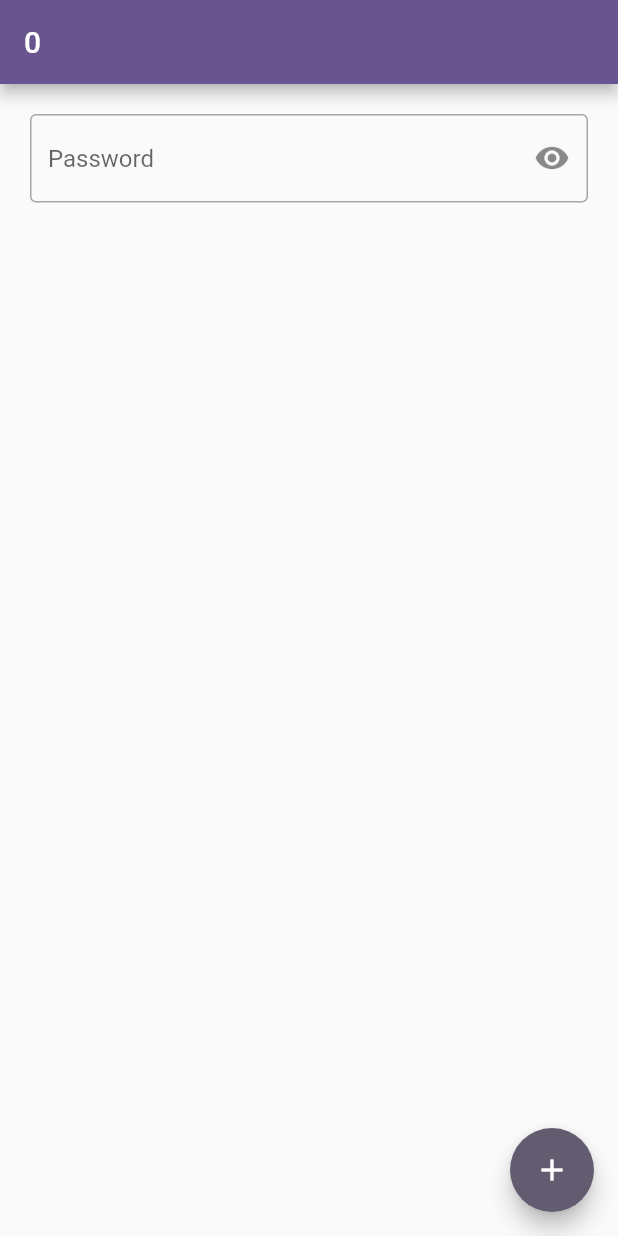
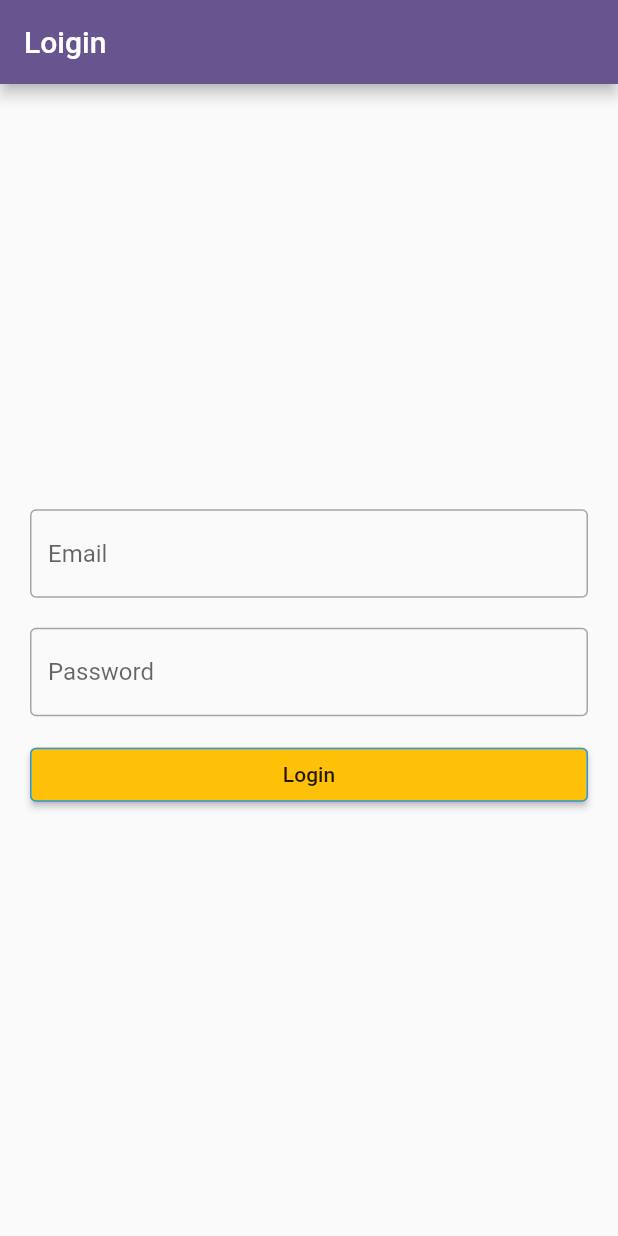
Before and after one commit to RoySujon/provider_prectice_demo, a Flutter app: the screen it shows after launch, on a phone screen of 412 x 824 dp. Run offline on Flutter 3.47's test engine with Material 2 defaults, Android fonts, the phone set to English and light mode, and no system bars.

Commit message:
login Authentication by Provider with consumer

```diff
--- a/lib/main.dart
+++ b/lib/main.dart
@@ -3,6 +3,7 @@ import 'package:provider/provider.dart';
 import 'package:provider_prectice_demo/res/provider/provider_list.dart';
 import 'package:provider_prectice_demo/res/provider/theme_changer.dart';
 import 'package:provider_prectice_demo/res/routes/routes.dart';
+import 'package:provider_prectice_demo/screen/login/login_view.dart';
 
 import 'package:provider_prectice_demo/screen/value_notifi_listener.dart';
 // import 'package:provider_prectice_demo/screen/favorite/favorite_screen.dart';
@@ -32,7 +33,7 @@ class MyApp extends StatelessWidget {
             ),
             // home: const DarkScreen(),
 
-            home: NotifyListenerScreen(),
+            home: LoginView(),
             routes: AppRoutes.routes(),
           ),
         );
--- a/lib/res/provider/provider_list.dart
+++ b/lib/res/provider/provider_list.dart
@@ -2,11 +2,13 @@ import 'package:provider/provider.dart';
 import 'package:provider/single_child_widget.dart';
 import 'package:provider_prectice_demo/provider/favorite_provider.dart';
 import 'package:provider_prectice_demo/provider_model.dart';
+import 'package:provider_prectice_demo/res/provider/auth_provider.dart';
 import 'package:provider_prectice_demo/res/provider/theme_changer.dart';
 
 class Providers {
   static List<SingleChildWidget> providers() => [
         ChangeNotifierProvider(create: (context) => ProviderDemo()),
+        ChangeNotifierProvider(create: (context) => AuthProvider()),
         ChangeNotifierProvider(create: (context) => FavoriteModel()),
         ChangeNotifierProvider(create: (context) => ThemeChanger()),
       ];
--- a/lib/res/routes/route_name.dart
+++ b/lib/res/routes/route_name.dart
@@ -3,4 +3,5 @@ class RouteName {
   static String favoriteScreen = '/favoriteScreen';
   static String darkScreen = '/darkScreen';
   static String notifyListenerScreen = '/notifyListenerScreen';
+  static String loginView = '/loginView';
 }
--- a/lib/res/routes/routes.dart
+++ b/lib/res/routes/routes.dart
@@ -3,6 +3,7 @@ import 'package:provider_prectice_demo/res/routes/route_name.dart';
 import 'package:provider_prectice_demo/screen/dark_screen.dart';
 import 'package:provider_prectice_demo/screen/favorite/favorite_screen.dart';
 import 'package:provider_prectice_demo/screen/home_screen.dart';
+import 'package:provider_prectice_demo/screen/login/login_view.dart';
 import 'package:provider_prectice_demo/screen/value_notifi_listener.dart';
 
 class AppRoutes {
@@ -11,5 +12,6 @@ class AppRoutes {
         RouteName.favoriteScreen: (context) => const FavoriteScreen(),
         RouteName.darkScreen: (context) => const DarkScreen(),
         RouteName.notifyListenerScreen: (context) => NotifyListenerScreen(),
+        RouteName.loginView: (context) => LoginView(),
       };
 }
--- /dev/null
+++ b/lib/screen/login/login_view.dart
@@ -0,0 +1,57 @@
+import 'package:flutter/material.dart';
+import 'package:provider/provider.dart';
+import 'package:provider_prectice_demo/res/provider/auth_provider.dart';
+
+class LoginView extends StatefulWidget {
+  const LoginView({super.key});
+
+  @override
+  State<LoginView> createState() => _LoginViewState();
+}
+
+class _LoginViewState extends State<LoginView> {
+  final emailController = TextEditingController();
+  final passwordController = TextEditingController();
+  @override
+  Widget build(BuildContext context) {
+    // final authProvider = Provider.of<AuthProvider>(context);
+    return Scaffold(
+      appBar: AppBar(
+        title: Text('Loigin'),
+      ),
+      body: Padding(
+        padding: EdgeInsets.symmetric(horizontal: 20),
+        child: Column(
+          children: [
+            TextField(
+              controller: emailController,
+              decoration: InputDecoration(
+                  hintText: 'Email', border: OutlineInputBorder()),
+            ),
+            SizedBox(height: 20),
+            TextField(
+              controller: passwordController,
+              obscureText: true,
+              decoration: InputDecoration(
+                  hintText: 'Password', border: OutlineInputBorder()),
+            ),
+            SizedBox(height: 15),
+            Consumer<AuthProvider>(
+                builder: (context, value, child) => MaterialButton(
+                      minWidth: double.infinity,
+                      color: Colors.amber,
+                      shape: OutlineInputBorder(
+                          borderSide: BorderSide(color: Colors.blue)),
+                      onPressed: () {
+                        value.login(emailController.text.toString(),
+                            passwordController.text.toString(), context);
+                      },
+                      child: Text('Login'),
+                    )),
+          ],
+          mainAxisAlignment: MainAxisAlignment.center,
+        ),
+      ),
+    );
+  }
+}
```
Also changed, not shown: lib/res/provider/auth_provider.dart (added, +46 -0 lines).
